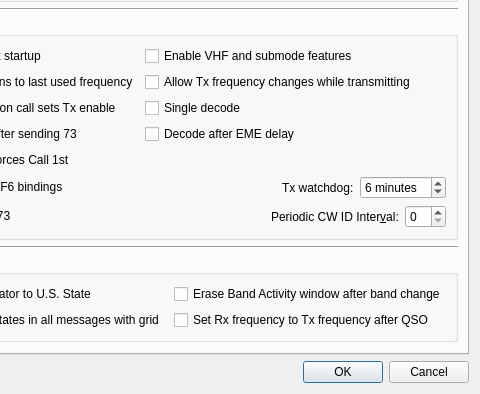
The window that Configuration_ohneAlerts.ui (uaro-radio/wsjtx) describes before a commit, drawn with Qt 5; both pictures show x 122 to 602 and y 367 to 761 of the 602 by 761 pixel window.
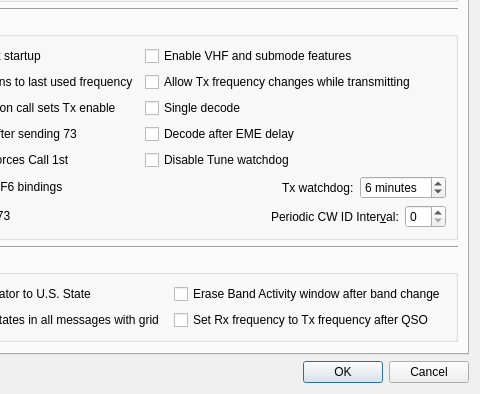
The same window after the commit. Custom widgets are drawn as their Qt base class.

Commit message: Add an option to disable the Tune watchdog.

Diff of the .ui file:
```diff
--- a/Configuration_ohneAlerts.ui
+++ b/Configuration_ohneAlerts.ui
@@ -517,6 +517,13 @@
             </property>
            </widget>
           </item>
+          <item row="4" column="1">
+           <widget class="QCheckBox" name="disable_Tune_watchdog_check_box">
+            <property name="text">
+             <string>Disable Tune watchdog</string>
+            </property>
+           </widget>
+          </item>
          </layout>
         </widget>
        </item>
```
Left out of the diff: 10 changed lines with no effect on the pictures. The commit also changes 18 other files.
